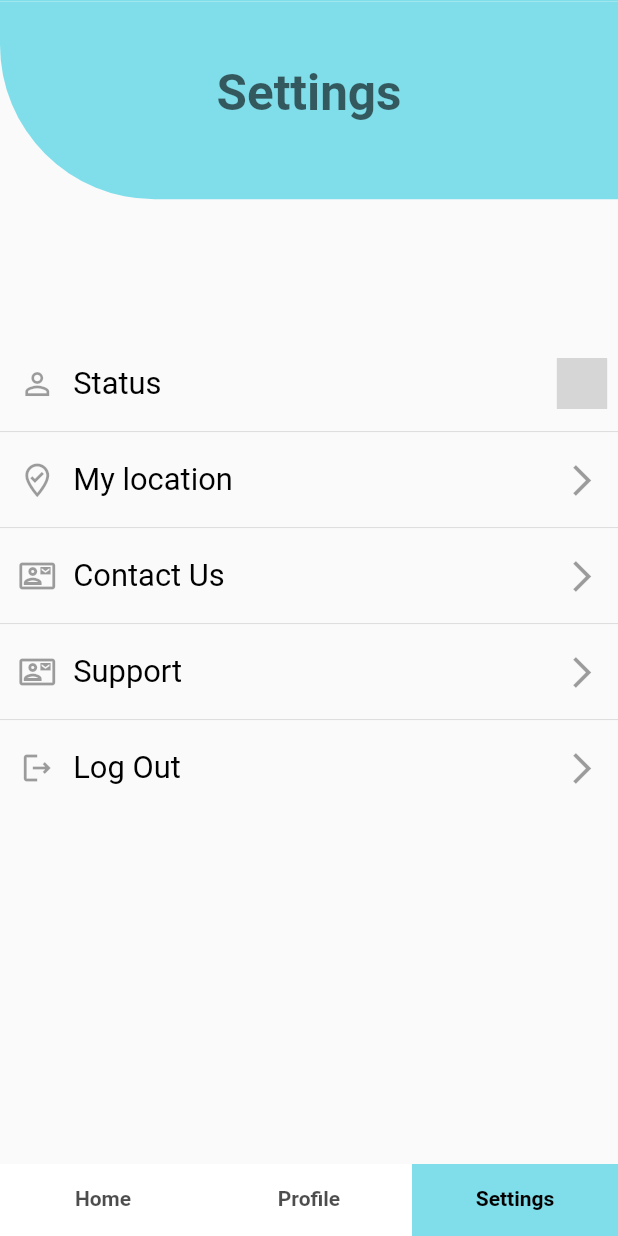
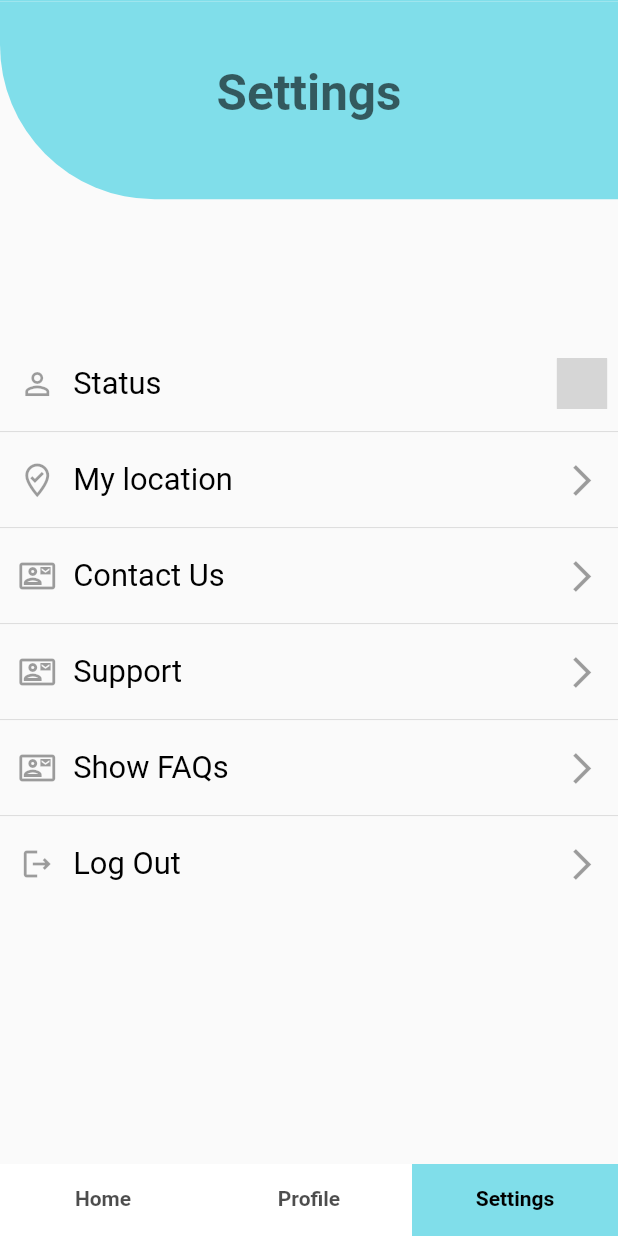
Before and after one commit to sidkhore1002/Quick-serve, a Flutter app: the screen it shows after launch, item 3 of the bottom bar chosen, after a tap on "Support", on a phone screen of 412 x 824 dp. Run offline on Flutter 3.47's test engine with Material 2 defaults, Android fonts, the phone set to English and light mode, and no system bars; our stand-ins replace auto_size_text, connectivity, geolocator, google_maps_flutter, shared_preferences, simple_animations; missing offline and left inert: custom_switch, flutter_freshchat; grey boxes are pictures that could not be loaded.

Commit message:
added freshdesk integration

```diff
--- a/lib/popup/logout-popup.dart
+++ b/lib/popup/logout-popup.dart
@@ -1,6 +1,7 @@
 import 'package:flutter/cupertino.dart';
 import 'package:flutter/material.dart';
 import 'package:flutter_demo_project/services/set-preferencedata.dart';
+import 'package:flutter_freshchat/flutter_freshchat.dart';
 
 class LogoutPopup extends StatefulWidget {
   LogoutPopup();
@@ -72,7 +73,9 @@ class _LogoutPopupState extends State<LogoutPopup> {
                           top: MediaQuery.of(context).size.width * 0.1),
                       child: Center(
                         child: GestureDetector(
-                          onTap: () {
+                          onTap: () async {
+                            await FlutterFreshchat.resetUser();
+
                             var userdata = PreferencesData.clearPrefs();
                             print("lllllllll$userdata");
                             Navigator.of(context)
--- a/lib/view/Home_Page.dart
+++ b/lib/view/Home_Page.dart
@@ -235,26 +235,6 @@ class _HomePageState extends State<HomePage> {
   void initState() {
     super.initState();
     newList = electrician;
-    initPlatformState();
-    FreshchatUser user = FreshchatUser.initial();
-    user.email = "thakaredipali14@gmail.com";
-    user.firstName = "test";
-    user.lastName = "user";
-    user.phoneCountryCode = "+91";
-    user.phone = "9518796894";
-
-    FlutterFreshchat.updateUserInfo(user: user);
-
-    var restoreid = user.id;
-    FlutterFreshchat.identifyUser(
-        externalID: 'thakaredipali14@gmail.com', restoreID: restoreid);
-  }
-
-  Future<void> initPlatformState() async {
-    await FlutterFreshchat.init(
-        appID: "ae2de9bf-9ec7-43c0-833b-e4784d57401a",
-        appKey: "221b54ae-8e4e-4ab7-b93a-8295cdc350c1",
-        domain: "msdk.in.freshchat.com");
   }
 
   @override
--- a/lib/view/Settings_Page.dart
+++ b/lib/view/Settings_Page.dart
@@ -33,6 +33,14 @@ class _SettingsPageState extends State<SettingsPage> {
   void initState() {
     super.initState();
     _getCurrentLocation();
+    initPlatformState();
+  }
+
+  Future<void> initPlatformState() async {
+    await FlutterFreshchat.init(
+        appID: "5a380239-c3bf-4f4e-b8b1-56b4d6fc354d",
+        appKey: "8fefb485-3603-4b6f-9a04-8a5ad6a8fbb5",
+        domain: "msdk.in.freshchat.com");
   }
 
   @override
@@ -139,12 +147,34 @@ class _SettingsPageState extends State<SettingsPage> {
           Divider(),
           GestureDetector(
             onTap: () async {
+              FreshchatUser user = FreshchatUser.initial();
+              user.email = "thakaredipali14@gmail.com";
+              user.firstName = "Test";
+              user.lastName = "User";
+              user.phoneCountryCode = "+91";
+              user.phone = "9518796894";
+
+              FlutterFreshchat.updateUserInfo(user: user);
+
+              var restoreid = user.id;
+              FlutterFreshchat.identifyUser(
+                  externalID: 'thakaredipali14@gmail.com',
+                  restoreID: restoreid);
               String title = "Support Screen";
               await FlutterFreshchat.showConversations(
                   tags: const [], title: title);
             },
             child: bulidSettingOptions(
                 context, Icon(Icons.contact_mail_outlined), "Support"),
+          ),
+          Divider(),
+          GestureDetector(
+            onTap: () async {
+              // String title = "Support Screen";
+              await FlutterFreshchat.showFAQs();
+            },
+            child: bulidSettingOptions(
+                context, Icon(Icons.contact_mail_outlined), "Show FAQs"),
           ),
           Divider(),
           GestureDetector(
```
